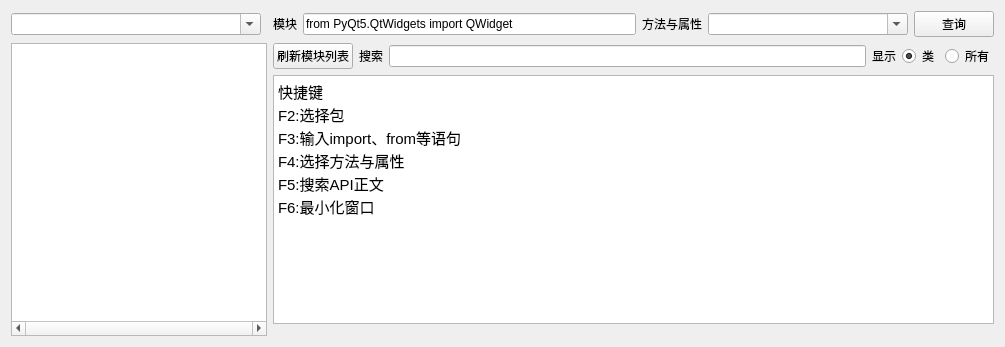
Above: kdPythonAPIViewer/kdPythonAPIViewer.ui from bkdwei/kdPythonAPIViewer before the change. Below: the same form after it.
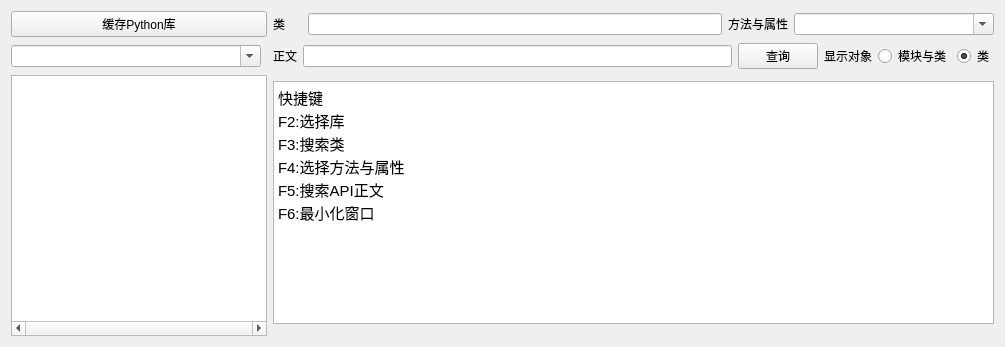
That is the form after the change.

Commit message: 发布重大更新，发布1.0.9版本。支持指定库的全文搜索

What changed in the file:
```diff
--- a/kdPythonAPIViewer/kdPythonAPIViewer.ui
+++ b/kdPythonAPIViewer/kdPythonAPIViewer.ui
@@ -14,7 +14,7 @@
    <string>pythonAPI查看器</string>
   </property>
   <layout class="QGridLayout" name="gridLayout">
-   <item row="1" column="0" rowspan="4">
+   <item row="2" column="0" rowspan="4">
     <widget class="QTreeWidget" name="tw_catelog">
      <property name="sizePolicy">
       <sizepolicy hsizetype="Maximum" vsizetype="Expanding">
@@ -59,8 +59,8 @@
      </column>
     </widget>
    </item>
-   <item row="0" column="0">
-    <widget class="QComboBox" name="cb_module">
+   <item row="1" column="0">
+    <widget class="QComboBox" name="cb_library">
      <property name="sizePolicy">
       <sizepolicy hsizetype="Maximum" vsizetype="Fixed">
        <horstretch>0</horstretch>
@@ -78,6 +78,29 @@
      </property>
     </widget>
    </item>
+   <item row="3" column="1">
+    <widget class="QTextBrowser" name="tb_result">
+     <property name="html">
+      <string>&lt;!DOCTYPE HTML PUBLIC &quot;-//W3C//DTD HTML 4.0//EN&quot; &quot;http://www.w3.org/TR/REC-html40/strict.dtd&quot;&gt;
+&lt;html&gt;&lt;head&gt;&lt;meta name=&quot;qrichtext&quot; content=&quot;1&quot; /&gt;&lt;style type=&quot;text/css&quot;&gt;
+p, li { white-space: pre-wrap; }
+&lt;/style&gt;&lt;/head&gt;&lt;body style=&quot; font-family:'Ubuntu'; font-size:11pt; font-weight:400; font-style:normal;&quot;&gt;
+&lt;p style=&quot; margin-top:0px; margin-bottom:0px; margin-left:0px; margin-right:0px; -qt-block-indent:0; text-indent:0px;&quot;&gt;快捷键&lt;/p&gt;
+&lt;p style=&quot; margin-top:0px; margin-bottom:0px; margin-left:0px; margin-right:0px; -qt-block-indent:0; text-indent:0px;&quot;&gt;F2:选择库&lt;/p&gt;
+&lt;p style=&quot; margin-top:0px; margin-bottom:0px; margin-left:0px; margin-right:0px; -qt-block-indent:0; text-indent:0px;&quot;&gt;F3:搜索类&lt;/p&gt;
+&lt;p style=&quot; margin-top:0px; margin-bottom:0px; margin-left:0px; margin-right:0px; -qt-block-indent:0; text-indent:0px;&quot;&gt;F4:选择方法与属性&lt;/p&gt;
+&lt;p style=&quot; margin-top:0px; margin-bottom:0px; margin-left:0px; margin-right:0px; -qt-block-indent:0; text-indent:0px;&quot;&gt;F5:搜索API正文&lt;/p&gt;
+&lt;p style=&quot; margin-top:0px; margin-bottom:0px; margin-left:0px; margin-right:0px; -qt-block-indent:0; text-indent:0px;&quot;&gt;F6:最小化窗口&lt;/p&gt;&lt;/body&gt;&lt;/html&gt;</string>
+     </property>
+    </widget>
+   </item>
+   <item row="0" column="0">
+    <widget class="QPushButton" name="pb_refresh_module">
+     <property name="text">
+      <string>缓存Python库</string>
+     </property>
+    </widget>
+   </item>
    <item row="0" column="1">
     <layout class="QHBoxLayout" name="horizontalLayout_2">
      <item>
@@ -89,16 +112,12 @@
         </sizepolicy>
        </property>
        <property name="text">
-        <string>模块</string>
+        <string>类     </string>
        </property>
       </widget>
      </item>
      <item>
-      <widget class="QLineEdit" name="le_text">
-       <property name="text">
-        <string>from PyQt5.QtWidgets import QWidget</string>
-       </property>
-      </widget>
+      <widget class="QLineEdit" name="le_class"/>
      </item>
      <item>
       <widget class="QLabel" name="lb_sub_text">
@@ -138,34 +157,14 @@
        </property>
       </widget>
      </item>
-     <item>
-      <widget class="QPushButton" name="pb_query">
-       <property name="sizePolicy">
-        <sizepolicy hsizetype="Maximum" vsizetype="Fixed">
-         <horstretch>0</horstretch>
-         <verstretch>0</verstretch>
-        </sizepolicy>
-       </property>
-       <property name="text">
-        <string>查询</string>
-       </property>
-      </widget>
-     </item>
     </layout>
    </item>
    <item row="1" column="1">
     <layout class="QHBoxLayout" name="horizontalLayout">
-     <item>
-      <widget class="QPushButton" name="pb_refresh_module">
-       <property name="text">
-        <string>刷新模块列表</string>
-       </property>
-      </widget>
-     </item>
      <item>
       <widget class="QLabel" name="lb_search">
        <property name="text">
-        <string>搜索</string>
+        <string>正文</string>
        </property>
       </widget>
      </item>
@@ -182,10 +181,30 @@
        </property>
       </widget>
      </item>
+     <item>
+      <widget class="QPushButton" name="pb_query">
+       <property name="sizePolicy">
+        <sizepolicy hsizetype="Maximum" vsizetype="Fixed">
+         <horstretch>0</horstretch>
+         <verstretch>0</verstretch>
+        </sizepolicy>
+       </property>
+       <property name="text">
+        <string>查询</string>
+       </property>
+      </widget>
+     </item>
      <item>
       <widget class="QLabel" name="lb_display">
        <property name="text">
-        <string>显示</string>
+        <string>显示对象</string>
+       </property>
+      </widget>
+     </item>
+     <item>
+      <widget class="QRadioButton" name="rb_all">
+       <property name="text">
+        <string>模块与类</string>
        </property>
       </widget>
      </item>
@@ -199,31 +218,8 @@
        </property>
       </widget>
      </item>
-     <item>
-      <widget class="QRadioButton" name="rb_all">
-       <property name="text">
-        <string>所有</string>
-       </property>
-      </widget>
-     </item>
     </layout>
    </item>
-   <item row="2" column="1">
-    <widget class="QTextBrowser" name="tb_result">
-     <property name="html">
-      <string>&lt;!DOCTYPE HTML PUBLIC &quot;-//W3C//DTD HTML 4.0//EN&quot; &quot;http://www.w3.org/TR/REC-html40/strict.dtd&quot;&gt;
-&lt;html&gt;&lt;head&gt;&lt;meta name=&quot;qrichtext&quot; content=&quot;1&quot; /&gt;&lt;style type=&quot;text/css&quot;&gt;
-p, li { white-space: pre-wrap; }
-&lt;/style&gt;&lt;/head&gt;&lt;body style=&quot; font-family:'Ubuntu'; font-size:11pt; font-weight:400; font-style:normal;&quot;&gt;
-&lt;p style=&quot; margin-top:0px; margin-bottom:0px; margin-left:0px; margin-right:0px; -qt-block-indent:0; text-indent:0px;&quot;&gt;快捷键&lt;/p&gt;
-&lt;p style=&quot; margin-top:0px; margin-bottom:0px; margin-left:0px; margin-right:0px; -qt-block-indent:0; text-indent:0px;&quot;&gt;F2:选择包&lt;/p&gt;
-&lt;p style=&quot; margin-top:0px; margin-bottom:0px; margin-left:0px; margin-right:0px; -qt-block-indent:0; text-indent:0px;&quot;&gt;F3:输入import、from等语句&lt;/p&gt;
-&lt;p style=&quot; margin-top:0px; margin-bottom:0px; margin-left:0px; margin-right:0px; -qt-block-indent:0; text-indent:0px;&quot;&gt;F4:选择方法与属性&lt;/p&gt;
-&lt;p style=&quot; margin-top:0px; margin-bottom:0px; margin-left:0px; margin-right:0px; -qt-block-indent:0; text-indent:0px;&quot;&gt;F5:搜索API正文&lt;/p&gt;
-&lt;p style=&quot; margin-top:0px; margin-bottom:0px; margin-left:0px; margin-right:0px; -qt-block-indent:0; text-indent:0px;&quot;&gt;F6:最小化窗口&lt;/p&gt;&lt;/body&gt;&lt;/html&gt;</string>
-     </property>
-    </widget>
-   </item>
   </layout>
  </widget>
  <resources/>
```
Left out of the diff: 2 changed lines with no effect on the pictures. The commit also changes 8 other files.
